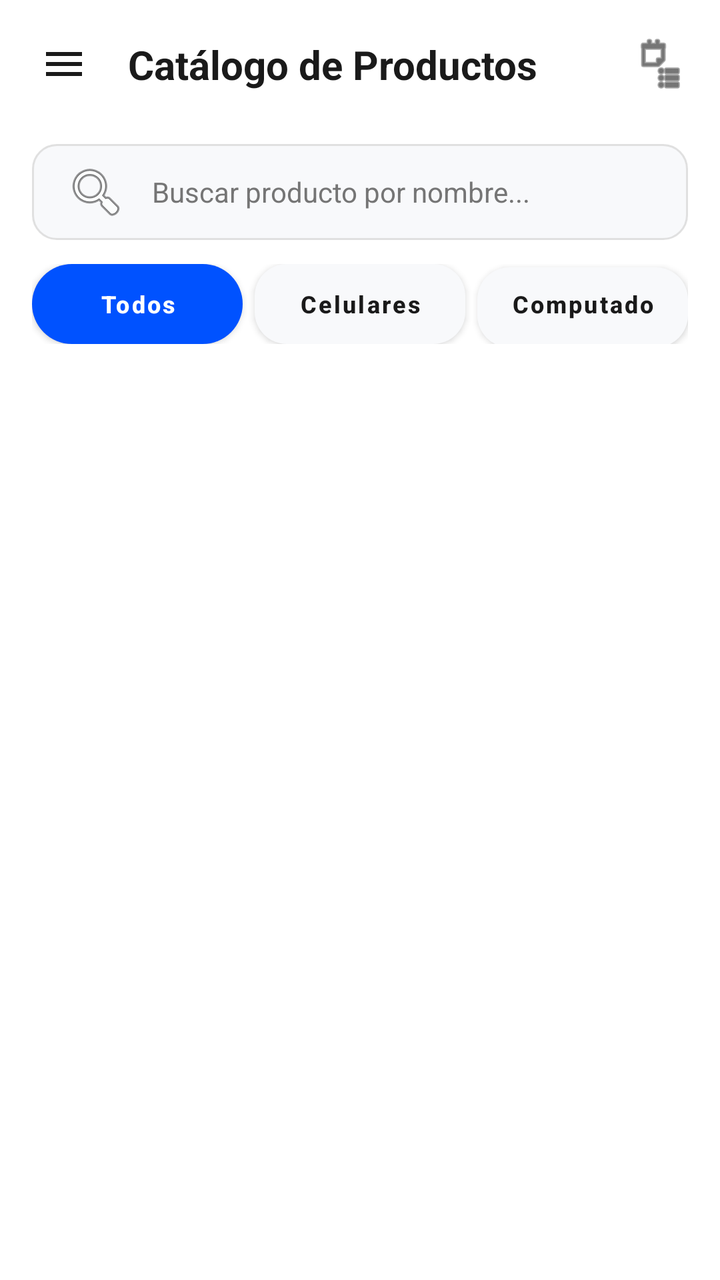
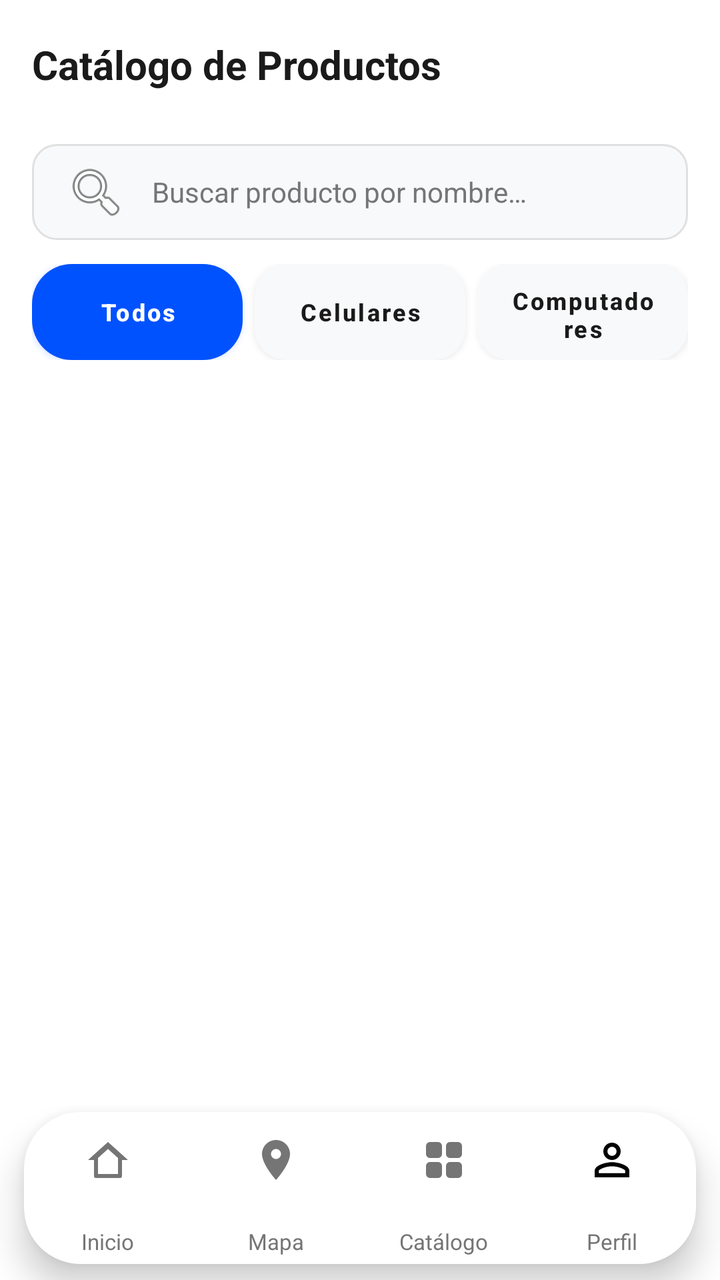

Two renders of the same Android screen: before a commit and after it. Below are the layout's source before the change and the commit's diff.
<!-- AndroidManifest.xml: application theme Theme.MyApplication -->
<!-- res/layout/catalog_phone.xml -->
<?xml version="1.0" encoding="utf-8"?>
<androidx.constraintlayout.widget.ConstraintLayout xmlns:android="http://schemas.android.com/apk/res/android"
    xmlns:app="http://schemas.android.com/apk/res-auto"
    xmlns:tools="http://schemas.android.com/tools"
    android:id="@+id/main"
    android:layout_width="match_parent"
    android:layout_height="match_parent"
    android:background="@color/white"
    tools:context=".MainActivity5">

    
    <androidx.constraintlayout.widget.ConstraintLayout
        android:id="@+id/cl_top_bar"
        android:layout_width="match_parent"
        android:layout_height="64dp"
        android:paddingHorizontal="16dp"
        app:layout_constraintTop_toTopOf="parent">

        <ImageView
            android:id="@+id/iv_menu"
            android:layout_width="32dp"
            android:layout_height="32dp"
            android:padding="4dp"
            android:src="@drawable/ic_menu"
            app:layout_constraintBottom_toBottomOf="parent"
            app:layout_constraintStart_toStartOf="parent"
            app:layout_constraintTop_toTopOf="parent"
            app:tint="@color/text_black"
            android:contentDescription="@null" />

        <TextView
            android:id="@+id/tv_header_title"
            android:layout_width="wrap_content"
            android:layout_height="wrap_content"
            android:layout_marginStart="16dp"
            android:text="Catálogo de Productos"
            android:textColor="@color/text_black"
            android:textSize="20sp"
            android:textStyle="bold"
            app:layout_constraintBottom_toBottomOf="parent"
            app:layout_constraintStart_toEndOf="@id/iv_menu"
            app:layout_constraintTop_toTopOf="parent" />

        <ImageView
            android:id="@+id/iv_cart"
            android:layout_width="28dp"
            android:layout_height="28dp"
            android:src="@android:drawable/ic_menu_agenda"
            app:layout_constraintBottom_toBottomOf="parent"
            app:layout_constraintEnd_toEndOf="parent"
            app:layout_constraintTop_toTopOf="parent"
            app:tint="@color/text_black"
            android:contentDescription="@null" />

    </androidx.constraintlayout.widget.ConstraintLayout>

    
    <EditText
        android:id="@+id/et_search"
        android:layout_width="match_parent"
        android:layout_height="48dp"
        android:layout_marginHorizontal="16dp"
        android:layout_marginTop="8dp"
        android:background="@drawable/bg_input"
        android:drawableStart="@android:drawable/ic_menu_search"
        android:drawablePadding="12dp"
        android:hint="Buscar producto por nombre..."
        android:inputType="text"
        android:paddingHorizontal="16dp"
        android:textColor="@color/text_black"
        android:textColorHint="@color/text_grey"
        android:textSize="14sp"
        app:layout_constraintTop_toBottomOf="@id/cl_top_bar"
        android:importantForAutofill="no" />

    
    <LinearLayout
        android:id="@+id/ll_filters"
        android:layout_width="match_parent"
        android:layout_height="wrap_content"
        android:layout_marginTop="12dp"
        android:orientation="horizontal"
        android:paddingHorizontal="16dp"
        app:layout_constraintTop_toBottomOf="@id/et_search">

        <Button
            android:id="@+id/btn_filter_all"
            android:layout_width="0dp"
            android:layout_height="40dp"
            android:layout_marginEnd="4dp"
            android:layout_weight="1"
            android:background="@drawable/bg_add_button"
            android:text="Todos"
            android:textAllCaps="false"
            android:textColor="@color/white"
            android:textSize="12sp"
            android:textStyle="bold"
            app:backgroundTint="@null" />

        <Button
            android:id="@+id/btn_filter_phones"
            android:layout_width="0dp"
            android:layout_height="40dp"
            android:layout_marginHorizontal="2dp"
            android:layout_weight="1"
            android:background="@drawable/bg_button_secondary"
            android:text="Celulares"
            android:textAllCaps="false"
            android:textColor="@color/text_black"
            android:textSize="12sp"
            android:textStyle="bold"
            app:backgroundTint="@null" />

        <Button
            android:id="@+id/btn_filter_pcs"
            android:layout_width="0dp"
            android:layout_height="40dp"
            android:layout_marginStart="4dp"
            android:layout_weight="1"
            android:background="@drawable/bg_button_secondary"
            android:text="Computadores"
            android:textAllCaps="false"
            android:textColor="@color/text_black"
            android:textSize="12sp"
            android:textStyle="bold"
            app:backgroundTint="@null" />

    </LinearLayout>

    <ScrollView
        android:layout_width="match_parent"
        android:layout_height="0dp"
        android:fillViewport="true"
        android:layout_marginTop="12dp"
        app:layout_constraintBottom_toBottomOf="parent"
        app:layout_constraintTop_toBottomOf="@id/ll_filters">

        <GridLayout
            android:id="@+id/gl_products_container"
            android:layout_width="match_parent"
            android:layout_height="wrap_content"
            android:columnCount="2"
            android:padding="8dp"
            android:useDefaultMargins="true" />
    </ScrollView>

</androidx.constraintlayout.widget.ConstraintLayout>
<!-- resources referenced by this layout -->
<resources>
  <!-- drawable ic_menu (drawable) -->
  <vector xmlns:android="http://schemas.android.com/apk/res/android"
      android:width="24dp"
      android:height="24dp"
      android:viewportWidth="24"
      android:viewportHeight="24">
      <path
          android:fillColor="#000000"
          android:pathData="M3,18h18v-2H3v2zM3,13h18v-2H3v2zM3,6v2h18V6H3z" />
  </vector>
  <style name="Theme.MyApplication" parent="Theme.MaterialComponents.DayNight.NoActionBar">
          
          <item name="colorPrimary">@color/purple_500</item>
          <item name="colorPrimaryVariant">@color/purple_700</item>
          <item name="colorOnPrimary">@color/white</item>
          
          <item name="colorSecondary">@color/teal_200</item>
          <item name="colorSecondaryVariant">@color/teal_700</item>
          <item name="colorOnSecondary">@color/black</item>
          
          <item name="android:statusBarColor">?attr/colorPrimaryVariant</item>
          
          <item name="android:editTextColor">@color/text_black</item>
          <item name="android:textColorPrimary">@color/text_black</item>
          
      </style>
  <!-- unchanged entries left out for length: 13 -->
</resources>

<!-- the commit's change to res/layout/catalog_phone.xml (unified diff, before → after) -->
@@ -5,7 +5,6 @@
     android:id="@+id/main"
     android:layout_width="match_parent"
     android:layout_height="match_parent"
-    android:background="@color/white"
     tools:context=".MainActivity5">
 
     
@@ -15,42 +14,18 @@
         android:layout_height="64dp"
         android:paddingHorizontal="16dp"
         app:layout_constraintTop_toTopOf="parent">
-
-        <ImageView
-            android:id="@+id/iv_menu"
-            android:layout_width="32dp"
-            android:layout_height="32dp"
-            android:padding="4dp"
-            android:src="@drawable/ic_menu"
-            app:layout_constraintBottom_toBottomOf="parent"
-            app:layout_constraintStart_toStartOf="parent"
-            app:layout_constraintTop_toTopOf="parent"
-            app:tint="@color/text_black"
-            android:contentDescription="@null" />
 
         <TextView
             android:id="@+id/tv_header_title"
             android:layout_width="wrap_content"
             android:layout_height="wrap_content"
-            android:layout_marginStart="16dp"
-            android:text="Catálogo de Productos"
+            android:text="@string/catalog_title"
             android:textColor="@color/text_black"
             android:textSize="20sp"
             android:textStyle="bold"
             app:layout_constraintBottom_toBottomOf="parent"
-            app:layout_constraintStart_toEndOf="@id/iv_menu"
+            app:layout_constraintStart_toStartOf="parent"
             app:layout_constraintTop_toTopOf="parent" />
-
-        <ImageView
-            android:id="@+id/iv_cart"
-            android:layout_width="28dp"
-            android:layout_height="28dp"
-            android:src="@android:drawable/ic_menu_agenda"
-            app:layout_constraintBottom_toBottomOf="parent"
-            app:layout_constraintEnd_toEndOf="parent"
-            app:layout_constraintTop_toTopOf="parent"
-            app:tint="@color/text_black"
-            android:contentDescription="@null" />
 
     </androidx.constraintlayout.widget.ConstraintLayout>
 
@@ -64,7 +39,7 @@
         android:background="@drawable/bg_input"
         android:drawableStart="@android:drawable/ic_menu_search"
         android:drawablePadding="12dp"
-        android:hint="Buscar producto por nombre..."
+        android:hint="@string/hint_search_product"
         android:inputType="text"
         android:paddingHorizontal="16dp"
         android:textColor="@color/text_black"
@@ -78,19 +53,21 @@
         android:id="@+id/ll_filters"
         android:layout_width="match_parent"
         android:layout_height="wrap_content"
+        android:baselineAligned="false"
         android:layout_marginTop="12dp"
         android:orientation="horizontal"
         android:paddingHorizontal="16dp"
+        tools:ignore="ButtonStyle"
         app:layout_constraintTop_toBottomOf="@id/et_search">
 
         <Button
             android:id="@+id/btn_filter_all"
             android:layout_width="0dp"
-            android:layout_height="40dp"
+            android:layout_height="48dp"
             android:layout_marginEnd="4dp"
             android:layout_weight="1"
             android:background="@drawable/bg_add_button"
-            android:text="Todos"
+            android:text="@string/filter_all"
             android:textAllCaps="false"
             android:textColor="@color/white"
             android:textSize="12sp"
@@ -100,11 +77,13 @@
         <Button
             android:id="@+id/btn_filter_phones"
             android:layout_width="0dp"
-            android:layout_height="40dp"
+            android:layout_height="48dp"
             android:layout_marginHorizontal="2dp"
             android:layout_weight="1"
+            android:outlineAmbientShadowColor="@color/text_grey"
+            android:outlineSpotShadowColor="@color/text_grey"
             android:background="@drawable/bg_button_secondary"
-            android:text="Celulares"
+            android:text="@string/filter_celulares"
             android:textAllCaps="false"
             android:textColor="@color/text_black"
             android:textSize="12sp"
@@ -114,11 +93,13 @@
         <Button
             android:id="@+id/btn_filter_pcs"
             android:layout_width="0dp"
-            android:layout_height="40dp"
+            android:layout_height="48dp"
             android:layout_marginStart="4dp"
             android:layout_weight="1"
+            android:outlineAmbientShadowColor="@color/text_grey"
+            android:outlineSpotShadowColor="@color/text_grey"
             android:background="@drawable/bg_button_secondary"
-            android:text="Computadores"
+            android:text="@string/filter_computadores"
             android:textAllCaps="false"
             android:textColor="@color/text_black"
             android:textSize="12sp"
@@ -132,7 +113,7 @@
         android:layout_height="0dp"
         android:fillViewport="true"
         android:layout_marginTop="12dp"
-        app:layout_constraintBottom_toBottomOf="parent"
+        app:layout_constraintBottom_toTopOf="@id/custom_bottom_nav"
         app:layout_constraintTop_toBottomOf="@id/ll_filters">
 
         <GridLayout
@@ -144,4 +125,346 @@
             android:useDefaultMargins="true" />
     </ScrollView>
 
+    
+    <include
+        android:id="@+id/custom_bottom_nav"
+        layout="@layout/layout_custom_bottom_nav"
+        android:layout_width="match_parent"
+        android:layout_height="96dp"
+        app:layout_constraintBottom_toBottomOf="parent"
+        app:layout_constraintEnd_toEndOf="parent"
+        app:layout_constraintStart_toStartOf="parent" />
+
+    
+    <View
+        android:id="@+id/v_theme_overlay"
+        android:layout_width="match_parent"
+        android:layout_height="match_parent"
+        android:elevation="100dp"
+        android:visibility="gone"
+        tools:visibility="gone" />
+
 </androidx.constraintlayout.widget.ConstraintLayout>
+<!-- res/layout/layout_custom_bottom_nav.xml (included above) -->
+<?xml version="1.0" encoding="utf-8"?>
+<FrameLayout xmlns:android="http://schemas.android.com/apk/res/android"
+    xmlns:app="http://schemas.android.com/apk/res-auto"
+    xmlns:tools="http://schemas.android.com/tools"
+    android:id="@+id/custom_bottom_nav"
+    android:layout_width="match_parent"
+    android:layout_height="96dp"
+    android:clipChildren="false"
+    android:clipToPadding="false"
+    tools:ignore="MergeRootFrame">
+
+    
+    <androidx.cardview.widget.CardView
+        android:id="@+id/cv_nav_bar"
+        android:layout_width="match_parent"
+        android:layout_height="76dp"
+        android:layout_gravity="bottom"
+        android:layout_marginStart="12dp"
+        android:layout_marginEnd="12dp"
+        android:layout_marginBottom="8dp"
+        app:cardBackgroundColor="@color/nav_bar_surface"
+        app:cardCornerRadius="28dp"
+        app:cardElevation="10dp"
+        app:cardMaxElevation="14dp"
+        app:cardPreventCornerOverlap="false">
+
+        <LinearLayout
+            android:layout_width="match_parent"
+            android:layout_height="match_parent"
+            android:baselineAligned="false"
+            android:orientation="horizontal"
+            android:weightSum="4">
+
+            
+            <FrameLayout
+                android:id="@+id/tab_home"
+                android:layout_width="0dp"
+                android:layout_height="match_parent"
+                android:layout_weight="1"
+                android:background="?attr/selectableItemBackgroundBorderless"
+                android:clickable="true"
+                android:clipChildren="false"
+                android:clipToPadding="false"
+                android:focusable="true">
+
+                
+                <View
+                    android:id="@+id/v_home_ring"
+                    android:layout_width="54dp"
+                    android:layout_height="54dp"
+                    android:layout_gravity="center_horizontal|top"
+                    android:layout_marginTop="0dp"
+                    android:background="@drawable/bg_nav_active_ring"
+                    android:elevation="6dp"
+                    android:visibility="gone"
+                    tools:visibility="visible" />
+
+                
+                <FrameLayout
+                    android:id="@+id/fl_home_icon_container"
+                    android:layout_width="46dp"
+                    android:layout_height="46dp"
+                    android:layout_gravity="center_horizontal|top"
+                    android:layout_marginTop="4dp"
+                    android:background="@drawable/bg_nav_active_circle"
+                    android:elevation="8dp"
+                    android:visibility="gone"
+                    tools:visibility="visible">
+
+                    <ImageView
+                        android:id="@+id/iv_home_active_icon"
+                        android:layout_width="24dp"
+                        android:layout_height="24dp"
+                        android:layout_gravity="center"
+                        android:contentDescription="@string/nav_home"
+                        android:src="@drawable/ic_nav_home"
+                        app:tint="@color/white" />
+                </FrameLayout>
+
+                
+                <ImageView
+                    android:id="@+id/iv_home_inactive_icon"
+                    android:layout_width="24dp"
+                    android:layout_height="24dp"
+                    android:layout_gravity="center_horizontal|top"
+                    android:layout_marginTop="12dp"
+                    android:contentDescription="@string/nav_home"
+                    android:src="@drawable/ic_nav_home"
+                    app:tint="@color/text_grey" />
+
+                
+                <TextView
+                    android:id="@+id/tv_home_label"
+                    android:layout_width="wrap_content"
+                    android:layout_height="wrap_content"
+                    android:layout_gravity="center_horizontal|bottom"
+                    android:layout_marginBottom="4dp"
+                    android:text="@string/nav_home"
+                    android:textColor="@color/text_grey"
+                    android:textSize="11sp"
+                    android:textStyle="normal" />
+
+            </FrameLayout>
+
+            
+            <FrameLayout
+                android:id="@+id/tab_map"
+                android:layout_width="0dp"
+                android:layout_height="match_parent"
+                android:layout_weight="1"
+                android:background="?attr/selectableItemBackgroundBorderless"
+                android:clickable="true"
+                android:clipChildren="false"
+                android:clipToPadding="false"
+                android:focusable="true">
+
+                
+                <View
+                    android:id="@+id/v_map_ring"
+                    android:layout_width="54dp"
+                    android:layout_height="54dp"
+                    android:layout_gravity="center_horizontal|top"
+                    android:layout_marginTop="0dp"
+                    android:background="@drawable/bg_nav_active_ring"
+                    android:elevation="6dp"
+                    android:visibility="gone"
+                    tools:visibility="gone" />
+
+                
+                <FrameLayout
+                    android:id="@+id/fl_map_icon_container"
+                    android:layout_width="46dp"
+                    android:layout_height="46dp"
+                    android:layout_gravity="center_horizontal|top"
+                    android:layout_marginTop="4dp"
+                    android:background="@drawable/bg_nav_active_circle"
+                    android:elevation="8dp"
+                    android:visibility="gone"
+                    tools:visibility="gone">
+
+                    <ImageView
+                        android:id="@+id/iv_map_active_icon"
+                        android:layout_width="24dp"
+                        android:layout_height="24dp"
+                        android:layout_gravity="center"
+                        android:contentDescription="@string/nav_map"
+                        android:src="@drawable/ic_nav_map"
+                        app:tint="@color/white" />
+                </FrameLayout>
+
+                
+                <ImageView
+                    android:id="@+id/iv_map_inactive_icon"
+                    android:layout_width="24dp"
+                    android:layout_height="24dp"
+                    android:layout_gravity="center_horizontal|top"
+                    android:layout_marginTop="12dp"
+                    android:contentDescription="@string/nav_map"
+                    android:src="@drawable/ic_nav_map"
+                    app:tint="@color/text_grey" />
+
+                
+                <TextView
+                    android:id="@+id/tv_map_label"
+                    android:layout_width="wrap_content"
+                    android:layout_height="wrap_content"
+                    android:layout_gravity="center_horizontal|bottom"
+                    android:layout_marginBottom="4dp"
+                    android:text="@string/nav_map"
+                    android:textColor="@color/text_grey"
+                    android:textSize="11sp"
+                    android:textStyle="normal" />
+
+            </FrameLayout>
+
+            
+            <FrameLayout
+                android:id="@+id/tab_catalog"
+                android:layout_width="0dp"
+                android:layout_height="match_parent"
+                android:layout_weight="1"
+                android:background="?attr/selectableItemBackgroundBorderless"
+                android:clickable="true"
+                android:clipChildren="false"
+                android:clipToPadding="false"
+                android:focusable="true">
+
+                
+                <View
+                    android:id="@+id/v_catalog_ring"
+                    android:layout_width="54dp"
+                    android:layout_height="54dp"
+                    android:layout_gravity="center_horizontal|top"
+                    android:layout_marginTop="0dp"
+                    android:background="@drawable/bg_nav_active_ring"
+                    android:elevation="6dp"
+                    android:visibility="gone"
+                    tools:visibility="gone" />
+
+                
+                <FrameLayout
+                    android:id="@+id/fl_catalog_icon_container"
+                    android:layout_width="46dp"
+                    android:layout_height="46dp"
+                    android:layout_gravity="center_horizontal|top"
+                    android:layout_marginTop="4dp"
+                    android:background="@drawable/bg_nav_active_circle"
+                    android:elevation="8dp"
+                    android:visibility="gone"
+                    tools:visibility="gone">
+
+                    <ImageView
+                        android:id="@+id/iv_catalog_active_icon"
+                        android:layout_width="24dp"
+                        android:layout_height="24dp"
+                        android:layout_gravity="center"
+                        android:contentDescription="@string/nav_catalog"
+                        android:src="@drawable/ic_nav_catalog"
+                        app:tint="@color/white" />
+                </FrameLayout>
+
+                
+                <ImageView
+                    android:id="@+id/iv_catalog_inactive_icon"
+                    android:layout_width="24dp"
+                    android:layout_height="24dp"
+                    android:layout_gravity="center_horizontal|top"
+                    android:layout_marginTop="12dp"
+                    android:contentDescription="@string/nav_catalog"
+                    android:src="@drawable/ic_nav_catalog"
+                    app:tint="@color/text_grey" />
+
+                
+                <TextView
+                    android:id="@+id/tv_catalog_label"
+                    android:layout_width="wrap_content"
+                    android:layout_height="wrap_content"
+                    android:layout_gravity="center_horizontal|bottom"
+                    android:layout_marginBottom="4dp"
+                    android:text="@string/nav_catalog"
+                    android:textColor="@color/text_grey"
+                    android:textSize="11sp"
+                    android:textStyle="normal" />
+
+            </FrameLayout>
+
+            
+            <FrameLayout
+                android:id="@+id/tab_profile"
+                android:layout_width="0dp"
+                android:layout_height="match_parent"
+                android:layout_weight="1"
+                android:background="?attr/selectableItemBackgroundBorderless"
+                android:clickable="true"
+                android:clipChildren="false"
+                android:clipToPadding="false"
+                android:focusable="true">
+
+                
+                <View
+                    android:id="@+id/v_profile_ring"
+                    android:layout_width="54dp"
+                    android:layout_height="54dp"
+                    android:layout_gravity="center_horizontal|top"
+                    android:layout_marginTop="0dp"
+                    android:background="@drawable/bg_nav_active_ring"
+                    android:elevation="6dp"
+                    android:visibility="gone"
+                    tools:visibility="gone" />
+
+                
+                <FrameLayout
+                    android:id="@+id/fl_profile_icon_container"
+                    android:layout_width="46dp"
+                    android:layout_height="46dp"
+                    android:layout_gravity="center_horizontal|top"
+                    android:layout_marginTop="4dp"
+                    android:background="@drawable/bg_nav_active_circle"
+                    android:elevation="8dp"
+                    android:padding="3dp"
+                    android:visibility="gone"
+                    tools:visibility="gone">
+
+                    <com.google.android.material.imageview.ShapeableImageView
+                        android:id="@+id/iv_profile_active_avatar"
+                        android:layout_width="match_parent"
+                        android:layout_height="match_parent"
+                        android:contentDescription="@string/nav_profile"
+                        android:scaleType="centerCrop"
+                        android:src="@drawable/ic_person_outline"
+                        app:shapeAppearanceOverlay="@style/ShapeAppearance.App.Circle" />
+                </FrameLayout>
+
+                
+                <com.google.android.material.imageview.ShapeableImageView
+                    android:id="@+id/iv_profile_inactive_avatar"
+                    android:layout_width="26dp"
+                    android:layout_height="26dp"
+                    android:layout_gravity="center_horizontal|top"
+                    android:layout_marginTop="11dp"
+                    android:contentDescription="@string/nav_profile"
+                    android:scaleType="centerCrop"
+                    android:src="@drawable/ic_person_outline"
+                    app:shapeAppearanceOverlay="@style/ShapeAppearance.App.Circle" />
+
+                
+                <TextView
+                    android:id="@+id/tv_profile_label"
+                    android:layout_width="wrap_content"
+                    android:layout_height="wrap_content"
+                    android:layout_gravity="center_horizontal|bottom"
+                    android:layout_marginBottom="4dp"
+                    android:text="@string/nav_profile"
+                    android:textColor="@color/text_grey"
+                    android:textSize="11sp"
+                    android:textStyle="normal" />
+
+            </FrameLayout>
+
+        </LinearLayout>
+    </androidx.cardview.widget.CardView>
+</FrameLayout>
<!-- resource entries referenced after the edit -->
@@ -1,6 +1,53 @@
 <!-- resources referenced by this layout -->
 <resources>
-  <!-- drawable ic_menu (drawable) -->
+  <color name="nav_bar_surface">#FFFFFF</color>
+  <!-- drawable bg_nav_active_circle (drawable) -->
+  <?xml version="1.0" encoding="utf-8"?>
+  <shape xmlns:android="http://schemas.android.com/apk/res/android"
+      android:shape="oval">
+      <gradient
+          android:angle="135"
+          android:endColor="#0066FF"
+          android:startColor="#0B57CF"
+          android:type="linear" />
+  </shape>
+  <!-- drawable bg_nav_active_ring (drawable) -->
+  <?xml version="1.0" encoding="utf-8"?>
+  <shape xmlns:android="http://schemas.android.com/apk/res/android"
+      android:shape="oval">
+      <solid android:color="@color/surface_background" />
+  </shape>
+  <!-- drawable ic_nav_catalog (drawable) -->
+  <vector xmlns:android="http://schemas.android.com/apk/res/android"
+      android:width="24dp"
+      android:height="24dp"
+      android:viewportWidth="24"
+      android:viewportHeight="24">
+      <path
+          android:fillColor="#FF000000"
+          android:pathData="M3,5A2,2 0 0,1 5,3H9A2,2 0 0,1 11,5V9A2,2 0 0,1 9,11H5A2,2 0 0,1 3,9V5M13,5A2,2 0 0,1 15,3H19A2,2 0 0,1 21,5V9A2,2 0 0,1 19,11H15A2,2 0 0,1 13,9V5M3,15A2,2 0 0,1 5,13H9A2,2 0 0,1 11,15V19A2,2 0 0,1 9,21H5A2,2 0 0,1 3,19V15M13,15A2,2 0 0,1 15,13H19A2,2 0 0,1 21,15V19A2,2 0 0,1 19,21H15A2,2 0 0,1 13,19V15Z" />
+  </vector>
+  <!-- drawable ic_nav_home (drawable) -->
+  <vector xmlns:android="http://schemas.android.com/apk/res/android"
+      android:width="24dp"
+      android:height="24dp"
+      android:viewportWidth="24"
+      android:viewportHeight="24">
+      <path
+          android:fillColor="#FF000000"
+          android:pathData="M12,3L2,12h3v8a1,1 0 0,0 1,1h12a1,1 0 0,0 1,-1v-8h3L12,3z M17,19H7v-8l5,-4.5l5,4.5v8z" />
+  </vector>
+  <!-- drawable ic_nav_map (drawable) -->
+  <vector xmlns:android="http://schemas.android.com/apk/res/android"
+      android:width="24dp"
+      android:height="24dp"
+      android:viewportWidth="24"
+      android:viewportHeight="24">
+      <path
+          android:fillColor="#FF000000"
+          android:pathData="M12,2C8.13,2 5,5.13 5,9c0,5.25 7,13 7,13s7,-7.75 7,-13c0,-3.87 -3.13,-7 -7,-7zM12,11.5c-1.38,0 -2.5,-1.12 -2.5,-2.5s1.12,-2.5 2.5,-2.5 2.5,1.12 2.5,2.5 -1.12,2.5 -2.5,2.5z" />
+  </vector>
+  <!-- drawable ic_person_outline (drawable) -->
   <vector xmlns:android="http://schemas.android.com/apk/res/android"
       android:width="24dp"
       android:height="24dp"
@@ -8,8 +55,20 @@
       android:viewportHeight="24">
       <path
           android:fillColor="#000000"
-          android:pathData="M3,18h18v-2H3v2zM3,13h18v-2H3v2zM3,6v2h18V6H3z" />
+          android:pathData="M12,5.9c1.16,0 2.1,0.94 2.1,2.1s-0.94,2.1 -2.1,2.1S9.9,9.16 9.9,8S10.84,5.9 12,5.9M12,14.9c2.97,0 6.1,1.46 6.1,2.1v1.1H5.9V17c0,-0.64 3.13,-2.1 6.1,-2.1M12,4C9.79,4 8,5.79 8,8s1.79,4 4,4s4,-1.79 4,-4s-1.79,-4 -4,-4zM12,13c-2.67,0 -8,1.34 -8,4v3h16v-3C20,14.34 14.67,13 12,13z" />
   </vector>
+  <string name="catalog_title">Catálogo de Productos</string>
+  <string name="filter_all">Todos</string>
+  <string name="filter_celulares">Celulares</string>
+  <string name="filter_computadores">Computadores</string>
+  <string name="hint_search_product">Buscar producto por nombre…</string>
+  <string name="nav_catalog">Catálogo</string>
+  <string name="nav_home">Inicio</string>
+  <string name="nav_map">Mapa</string>
+  <string name="nav_profile">Perfil</string>
+  <style name="ShapeAppearance.App.Circle" parent="ShapeAppearance.MaterialComponents.SmallComponent">
+          <item name="cornerSize">50%</item>
+      </style>
   <style name="Theme.MyApplication" parent="Theme.MaterialComponents.DayNight.NoActionBar">
           
           <item name="colorPrimary">@color/purple_500</item>
@@ -21,11 +80,21 @@
           <item name="colorOnSecondary">@color/black</item>
           
           <item name="android:statusBarColor">?attr/colorPrimaryVariant</item>
+          <item name="android:windowBackground">@color/surface_background</item>
           
           <item name="android:editTextColor">@color/text_black</item>
           <item name="android:textColorPrimary">@color/text_black</item>
+          <item name="materialButtonStyle">@style/Widget.TechnoCat.Button</item>
           
       </style>
+  <color name="surface_background">#FFFFFF</color>
+  <style name="Widget.TechnoCat.Button" parent="Widget.MaterialComponents.Button">
+          <item name="android:elevation">5dp</item>
+          <item name="android:outlineSpotShadowColor">@color/brand_blue</item>
+          <item name="android:outlineAmbientShadowColor">@color/brand_blue</item>
+          <item name="rippleColor">@color/button_ripple</item>
+      </style>
+  <color name="button_ripple">#330052FF</color>
   <!-- unchanged entries left out for length: 13 -->
 </resources>
 
